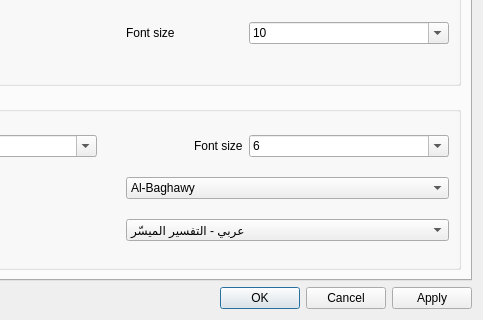
Above: src/core/settingsdialog.ui from 0xzer0x/quran-companion before the change; both pictures show x 261 to 744 and y 115 to 435 of the 744 by 435 pixel window. Below: the same form after it.
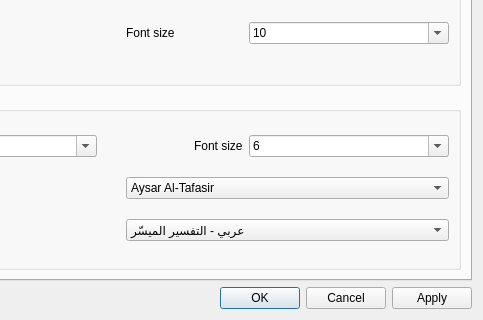
That is the form after the change.

Commit message: added new tafsir (Aysar Al-Tafasir - al-Jazaeri)

```diff
--- a/src/core/settingsdialog.ui
+++ b/src/core/settingsdialog.ui
@@ -423,6 +423,11 @@
             </item>
             <item>
              <widget class="QComboBox" name="cmbTafsir">
+              <item>
+               <property name="text">
+                <string>Aysar Al-Tafasir</string>
+               </property>
+              </item>
               <item>
                <property name="text">
                 <string>Al-Baghawy</string>
```
The commit also changes 6 other files.
